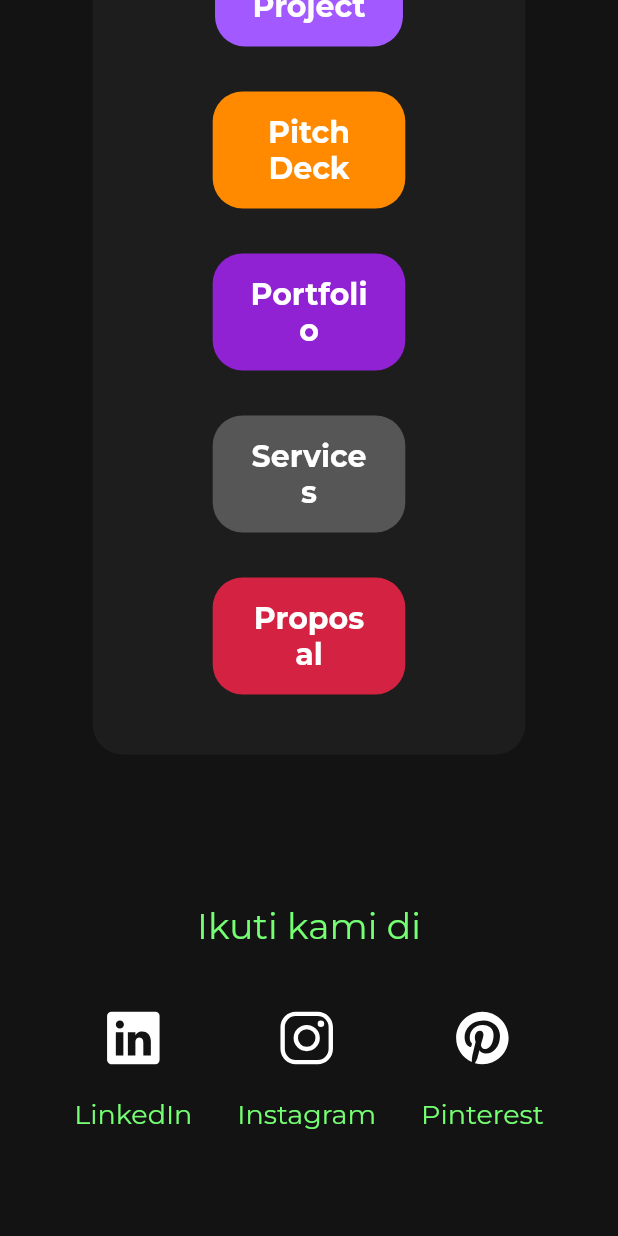
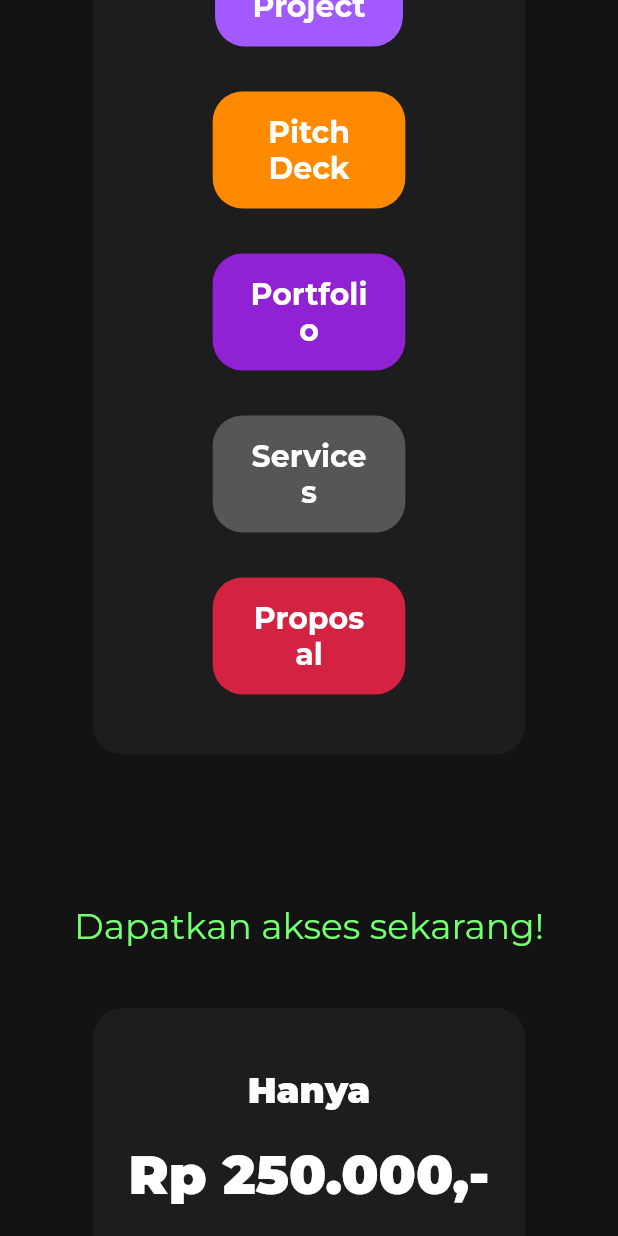
Before and after one commit to sahibul-nf/slideko, a Flutter app: the screen it shows after launch, scrolled down 2304 dp, on a phone screen of 412 x 824 dp. Run offline on Flutter 3.47's test engine with Material 2 defaults, Android fonts, the phone set to English and light mode, and no system bars; our stand-ins replace carousel_slider, google_fonts, ionicons, responsive_builder; missing offline and left inert: just_the_tooltip.

Commit message:
chore 🔥: work on progress

```diff
--- a/lib/landing_page.dart
+++ b/lib/landing_page.dart
@@ -8,7 +8,10 @@ import 'package:slideko/widgets/carousel_item.dart';
 import 'package:slideko/widgets/footer.dart';
 import 'package:slideko/widgets/header.dart';
 import 'package:slideko/widgets/make_with_tools.dart';
+import 'package:slideko/widgets/payment.dart';
+import 'package:slideko/widgets/pricing_card.dart';
 import 'package:slideko/widgets/suitable_for.dart';
+import 'package:slideko/widgets/try_demo.dart';
 
 class LandingPage extends StatelessWidget {
   const LandingPage({Key? key}) : super(key: key);
@@ -43,6 +46,25 @@ class MobileLandingPage extends StatelessWidget {
             SizedBox(height: 100),
             SuitableFor(),
 
+            // Slide Features
+
+            // Can use for
+
+            // Slides section
+
+            // Categories
+
+            SizedBox(height: 100),
+            PricingCard(),
+
+            SizedBox(height: 100),
+            Payment(),
+
+            SizedBox(height: 100),
+            TryDemo(),
+
+            // FAQ
+
             SizedBox(height: 100),
             Footer(),
 
--- /dev/null
+++ b/lib/widgets/pricing_card.dart
@@ -0,0 +1,52 @@
+import 'package:flutter/material.dart';
+import 'package:google_fonts/google_fonts.dart';
+import 'package:slideko/const.dart';
+
+class PricingCard extends StatelessWidget {
+  const PricingCard({Key? key}) : super(key: key);
+
+  @override
+  Widget build(BuildContext context) {
+    return Column(
+      children: [
+        Text(
+          "Dapatkan akses sekarang!",
+          style: GoogleFonts.montserrat(
+            color: SlidekoColor.primaryColor,
+            fontSize: 24,
+          ),
+        ),
+        const SizedBox(height: 40),
+        Container(
+          padding: const EdgeInsets.symmetric(vertical: 40),
+          width: MediaQuery.of(context).size.width * 0.7,
+          decoration: BoxDecoration(
+            color: const Color(0xff1D1D1D),
+            borderRadius: BorderRadius.circular(20),
+          ),
+          child: Column(
+            children: [
+              Text(
+                "Hanya",
+                style: GoogleFonts.montserrat(
+                  color: Colors.white,
+                  fontSize: 24,
+                  fontWeight: FontWeight.w900,
+                ),
+              ),
+              const SizedBox(height: 20),
+              Text(
+                "Rp 250.000,-",
+                style: GoogleFonts.montserrat(
+                  color: Colors.white,
+                  fontSize: 36,
+                  fontWeight: FontWeight.w900,
+                ),
+              ),
+            ],
+          ),
+        ),
+      ],
+    );
+  }
+}
```
Also changed, not shown: lib/widgets/footer.dart (+26 -5 lines), lib/widgets/payment.dart (added, +80 -0 lines), lib/widgets/try_demo.dart (added, +50 -0 lines).
